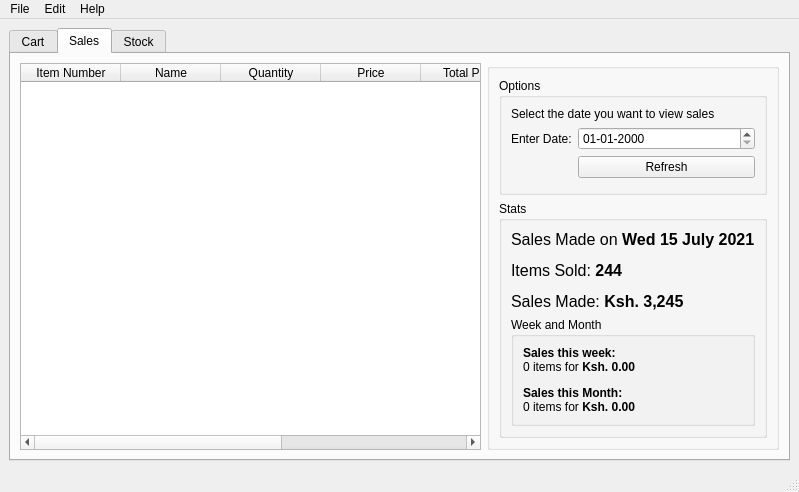
Above: src/ui/stock_manager.ui from krivahtoo/stockmanager before the change. Below: the same form after it.
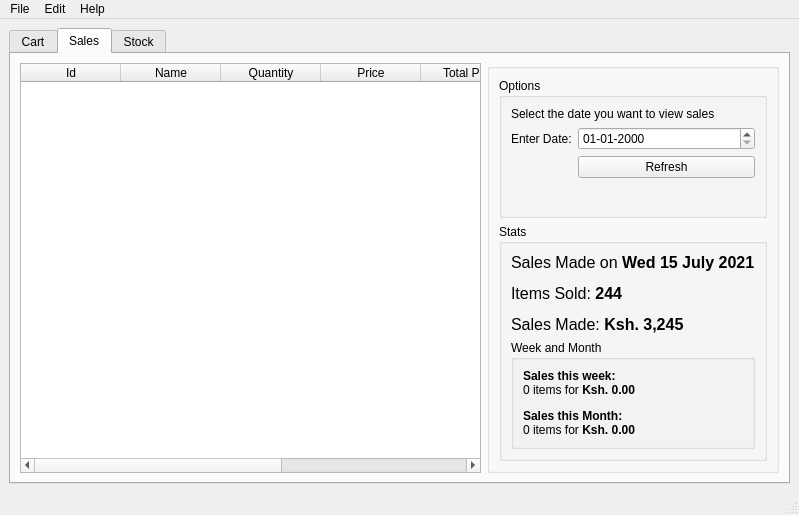
That is the form after the change. The open tabs and pages were chosen to show the change. Icons and pictures are not drawn.

What changed in the file:
```diff
--- a/src/ui/stock_manager.ui
+++ b/src/ui/stock_manager.ui
@@ -7,7 +7,7 @@
     <x>0</x>
     <y>0</y>
     <width>799</width>
-    <height>492</height>
+    <height>515</height>
    </rect>
   </property>
   <property name="windowTitle">
@@ -319,7 +319,7 @@
           </attribute>
           <column>
            <property name="text">
-            <string>Item Number</string>
+            <string>Id</string>
            </property>
           </column>
           <column>
```
Left out of the diff: 2 changed lines with no effect on the pictures.
